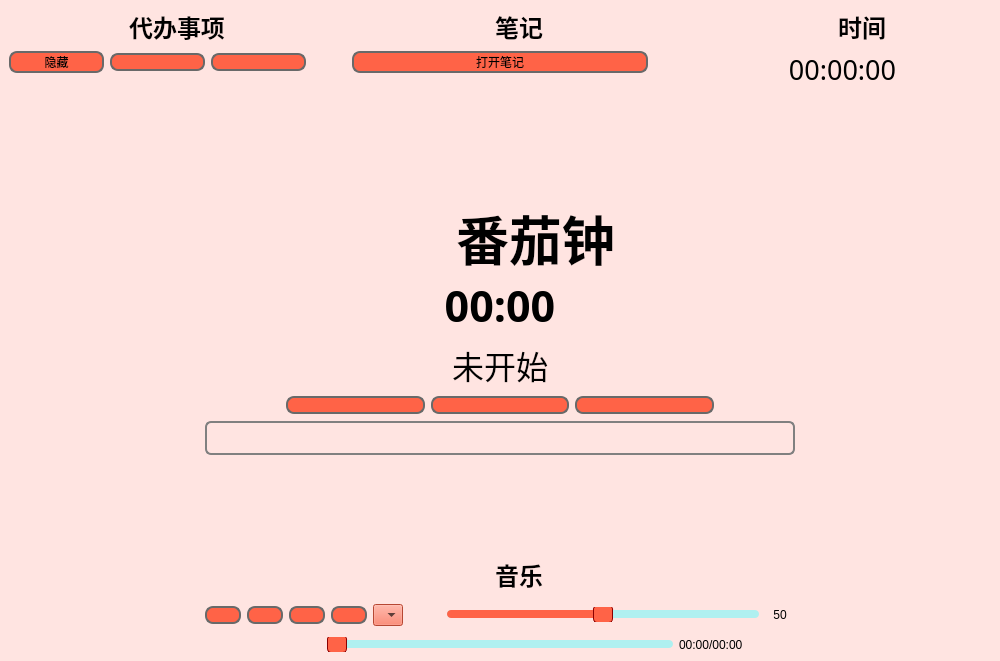
Old version of the form mainwindow.ui in the repository Vivanto-Libera/Pomodoro.
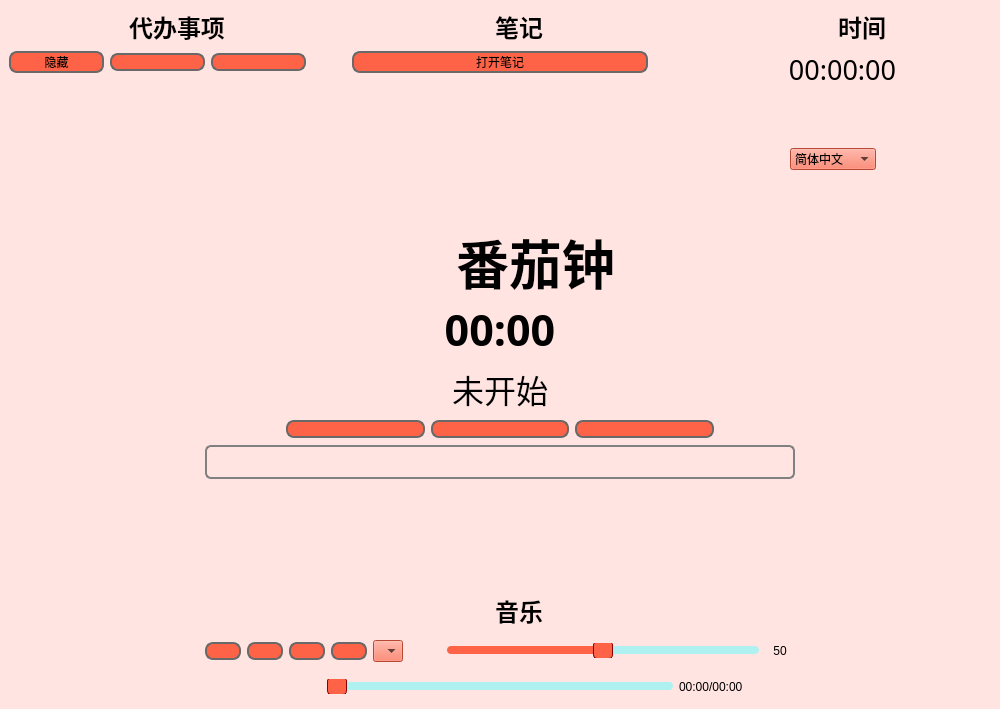
New version of the form. Icons and pictures are not drawn.

Patch:
```diff
--- a/mainwindow.ui
+++ b/mainwindow.ui
@@ -7,7 +7,7 @@
     <x>0</x>
     <y>0</y>
     <width>1000</width>
-    <height>661</height>
+    <height>709</height>
    </rect>
   </property>
   <property name="sizePolicy">
@@ -499,6 +499,98 @@
             </property>
            </widget>
           </item>
+          <item>
+           <spacer name="verticalSpacer_3">
+            <property name="orientation">
+             <enum>Qt::Orientation::Vertical</enum>
+            </property>
+            <property name="sizeHint" stdset="0">
+             <size>
+              <width>20</width>
+              <height>40</height>
+             </size>
+            </property>
+           </spacer>
+          </item>
+          <item>
+           <layout class="QHBoxLayout" name="horizontalLayout_14" stretch="1,1,1,2">
+            <item>
+             <spacer name="horizontalSpacer_19">
+              <property name="orientation">
+               <enum>Qt::Orientation::Horizontal</enum>
+              </property>
+              <property name="sizeHint" stdset="0">
+               <size>
+                <width>40</width>
+                <height>20</height>
+               </size>
+              </property>
+             </spacer>
+            </item>
+            <item>
+             <widget class="QLabel" name="labPic_lang">
+              <property name="minimumSize">
+               <size>
+                <width>32</width>
+                <height>32</height>
+               </size>
+              </property>
+              <property name="maximumSize">
+               <size>
+                <width>32</width>
+                <height>32</height>
+               </size>
+              </property>
+              <property name="text">
+               <string/>
+              </property>
+              <property name="pixmap">
+               <pixmap resource="res.qrc">:/icons/images/language.png</pixmap>
+              </property>
+              <property name="scaledContents">
+               <bool>true</bool>
+              </property>
+             </widget>
+            </item>
+            <item>
+             <widget class="QComboBox" name="ts_combox">
+              <item>
+               <property name="text">
+                <string notr="true">简体中文</string>
+               </property>
+              </item>
+              <item>
+               <property name="text">
+                <string notr="true">繁體中文</string>
+               </property>
+              </item>
+              <item>
+               <property name="text">
+                <string notr="true">English</string>
+               </property>
+              </item>
+              <item>
+               <property name="text">
+                <string notr="true">Esperanto</string>
+               </property>
+              </item>
+             </widget>
+            </item>
+            <item>
+             <spacer name="horizontalSpacer_20">
+              <property name="orientation">
+               <enum>Qt::Orientation::Horizontal</enum>
+              </property>
+              <property name="sizeHint" stdset="0">
+               <size>
+                <width>40</width>
+                <height>20</height>
+               </size>
+              </property>
+             </spacer>
+            </item>
+           </layout>
+          </item>
           <item>
            <spacer name="verticalSpacer_4">
             <property name="orientation">
```
